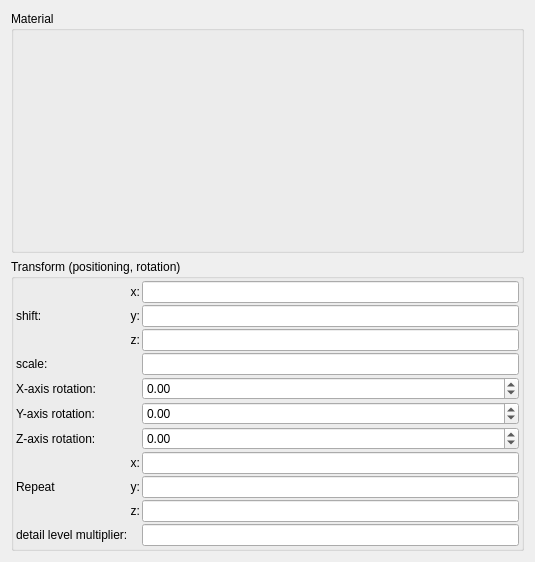
This is mandelbulber2/qt/general_object_parameters.ui in buddhi1980/mandelbulber2 as Qt 5 draws it before an edit. The edited form follows.
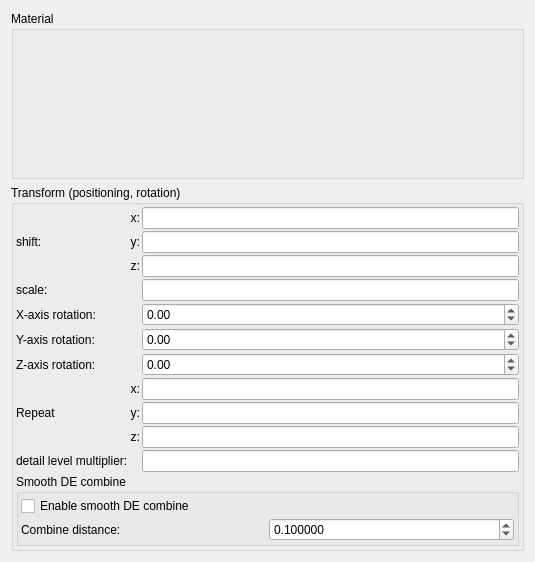
This is the edited form. Custom widgets are drawn as their Qt base class.

Commit message: refactor: move smooth_de_combine params to node-level only

The edit to the form file:
```diff
--- a/mandelbulber2/qt/general_object_parameters.ui
+++ b/mandelbulber2/qt/general_object_parameters.ui
@@ -394,6 +394,79 @@
         </item>
        </layout>
       </item>
+      <item>
+       <widget class="QGroupBox" name="groupBox_smooth_de_combine">
+        <property name="title">
+         <string>Smooth DE combine</string>
+        </property>
+        <layout class="QVBoxLayout" name="verticalLayout_122">
+         <property name="leftMargin">
+          <number>2</number>
+         </property>
+         <property name="topMargin">
+          <number>2</number>
+         </property>
+         <property name="rightMargin">
+          <number>2</number>
+         </property>
+         <property name="bottomMargin">
+          <number>2</number>
+         </property>
+         <item>
+          <layout class="QGridLayout" name="gridLayout_77">
+           <property name="spacing">
+            <number>2</number>
+           </property>
+           <item row="0" column="0">
+            <widget class="MyCheckBox" name="checkBox_smooth_de_combine_enable">
+             <property name="text">
+              <string>Enable smooth DE combine</string>
+             </property>
+            </widget>
+           </item>
+           <item row="1" column="0">
+            <widget class="QLabel" name="label_smooth_de_combine_distance">
+             <property name="text">
+              <string>Combine distance:</string>
+             </property>
+            </widget>
+           </item>
+           <item row="1" column="1">
+            <widget class="MyDoubleSpinBox" name="spinbox_smooth_de_combine_distance">
+             <property name="sizePolicy">
+              <sizepolicy hsizetype="Minimum" vsizetype="Maximum">
+               <horstretch>0</horstretch>
+               <verstretch>0</verstretch>
+              </sizepolicy>
+             </property>
+             <property name="prefix">
+              <string/>
+             </property>
+             <property name="suffix">
+              <string/>
+             </property>
+             <property name="decimals">
+              <number>6</number>
+             </property>
+             <property name="minimum">
+              <double>0.000000000000000</double>
+             </property>
+             <property name="maximum">
+              <double>10000.000000000000000</double>
+             </property>
+             <property name="singleStep">
+              <double>0.100000000000000</double>
+             </property>
+             <property name="value">
+              <double>0.100000000000000</double>
+             </property>
+            </widget>
+           </item>
+          </layout>
+         </item>
+        </layout>
+       </widget>
+      </item>
      </layout>
     </widget>
    </item>
@@ -416,6 +489,11 @@
    <header>material_selector.h</header>
    <container>1</container>
   </customwidget>
+  <customwidget>
+   <class>MyCheckBox</class>
+   <extends>QCheckBox</extends>
+   <header>my_check_box.h</header>
+  </customwidget>
  </customwidgets>
  <resources/>
  <connections/>
```
Lines whose indentation alone changed are shown as unchanged. The commit also changes 21 other files.
